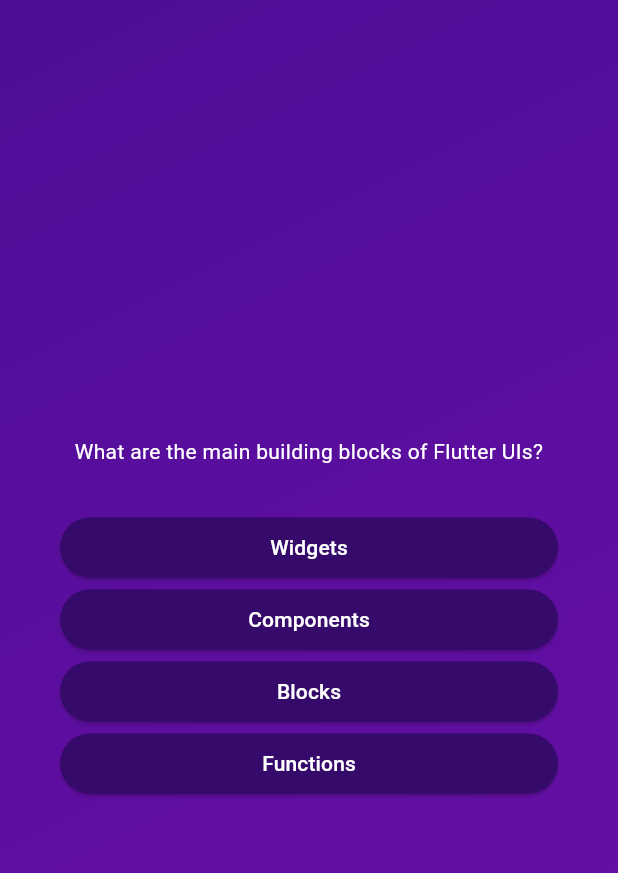
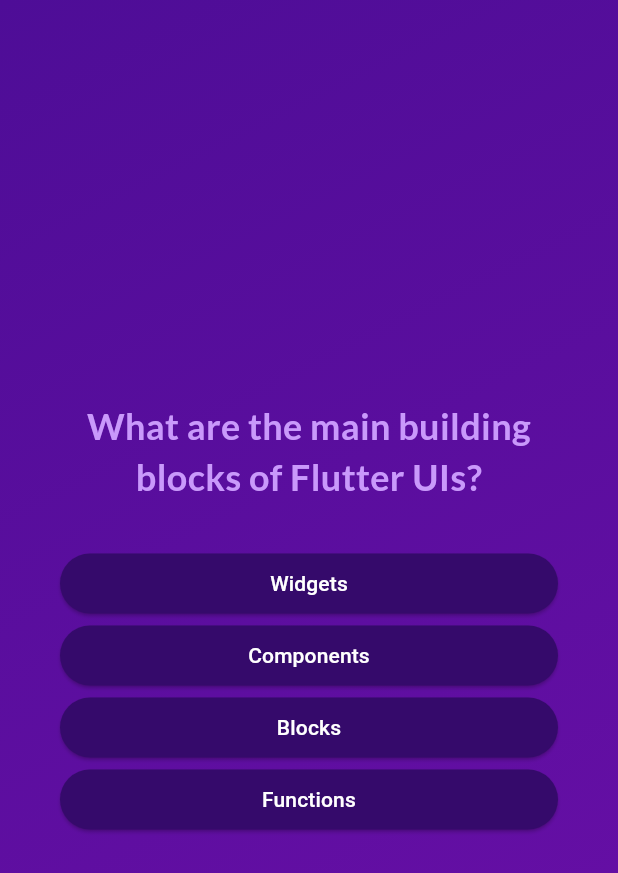
Before and after one commit to niamh-d/flutter_quiz, a Flutter app: the screen it shows after launch, after a tap on "Start Quiz", on a phone screen of 412 x 824 dp. Shown: the top 873 px of the screen. Run offline on Flutter 3.47's test engine with Material 3 defaults, Android fonts, the phone set to English and light mode, and no system bars; our stand-ins replace google_fonts.

Commit message:
styling with google fonts

```diff
--- a/lib/answer_button.dart
+++ b/lib/answer_button.dart
@@ -22,7 +22,10 @@ class AnswerButton extends StatelessWidget {
           borderRadius: BorderRadius.circular(40),
         ),
       ),
-      child: Text(answerText),
+      child: Text(
+        answerText,
+        textAlign: TextAlign.center,
+      ),
     );
   }
 }
--- a/lib/questions_screen.dart
+++ b/lib/questions_screen.dart
@@ -1,4 +1,6 @@
 import 'package:flutter/material.dart';
+import 'package:google_fonts/google_fonts.dart';
+
 import 'package:flutter_quiz/answer_button.dart';
 import 'package:flutter_quiz/data/questions.dart';
 
@@ -34,8 +36,10 @@ class _QuestionsScreenState extends State<QuestionsScreen> {
           children: [
             Text(
               currentQuestion.text,
-              style: TextStyle(
-                color: Colors.white,
+              style: GoogleFonts.lato(
+                color: const Color.fromARGB(255, 201, 153, 251),
+                fontWeight: FontWeight.bold,
+                fontSize: 24,
               ),
               textAlign: TextAlign.center,
             ),
--- a/pubspec.yaml
+++ b/pubspec.yaml
@@ -34,6 +34,7 @@ dependencies:
   # The following adds the Cupertino Icons font to your application.
   # Use with the CupertinoIcons class for iOS style icons.
   cupertino_icons: ^1.0.8
+  google_fonts: ^6.3.0
 
 dev_dependencies:
   flutter_test:
```
Also changed, not shown: 1 other file.
